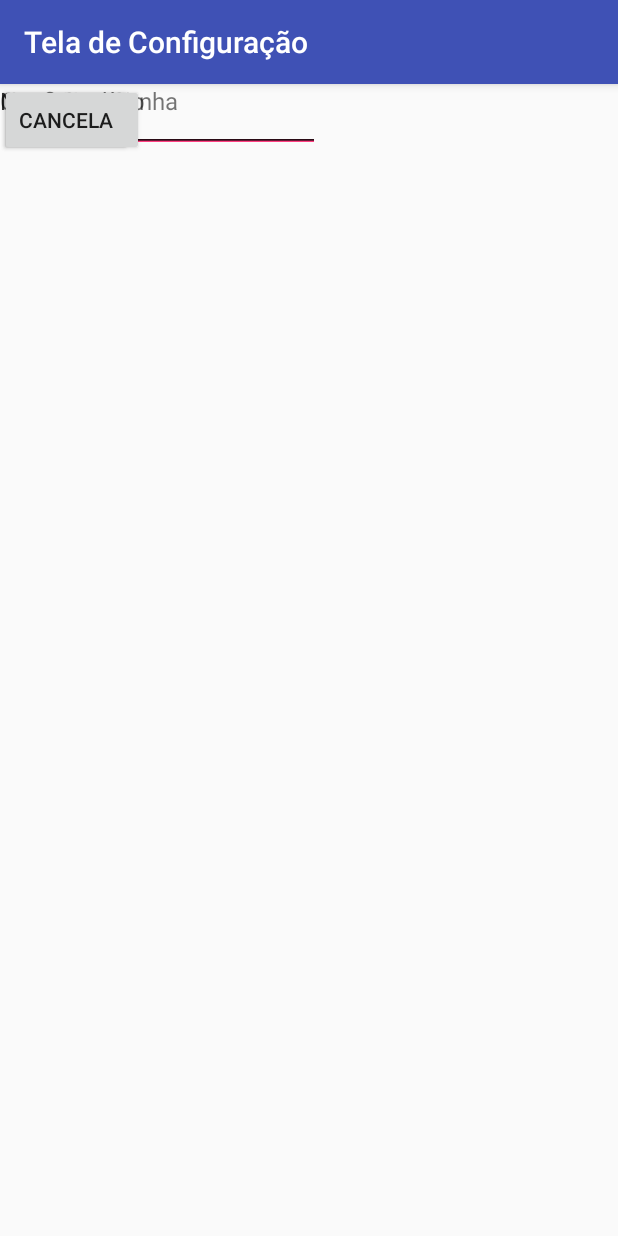
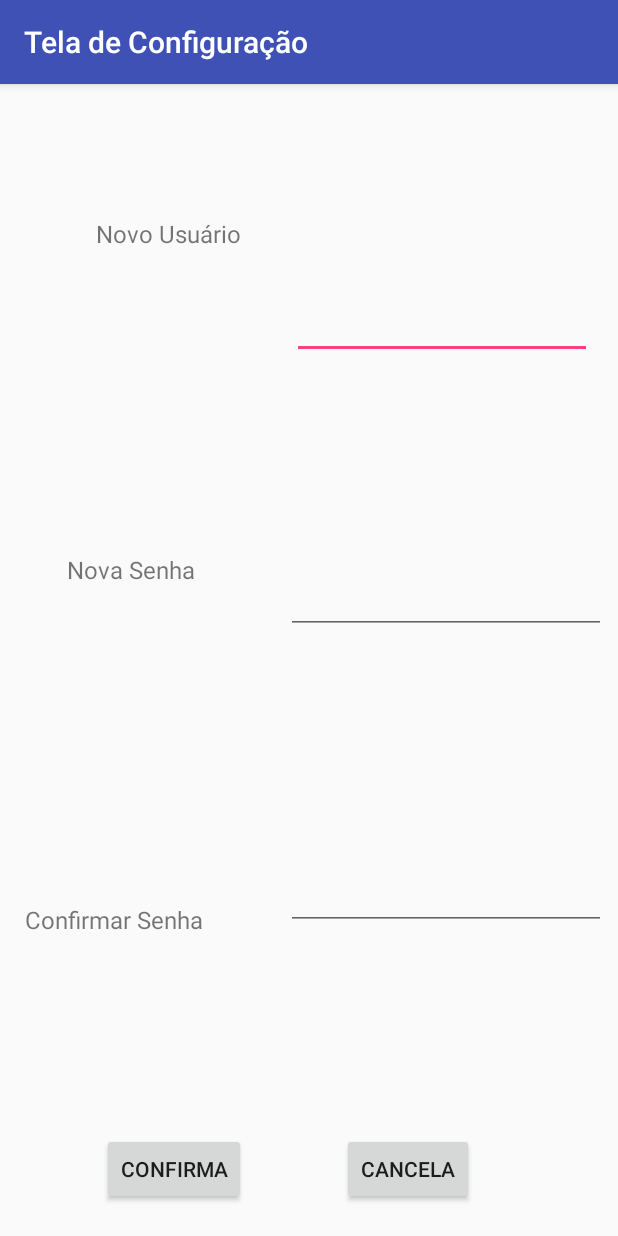
Before and after one commit to palomacorreia/TeladeLogin, an Android app: the TelaConfig screen opened directly, with no data from a screen before it, on a phone screen of 412 x 824 dp. Run offline under Robolectric (Android 15) with nearby library versions, the phone set to English and light mode, and no system bars.

```diff
--- a/app/src/main/res/layout/activity_main.xml
+++ b/app/src/main/res/layout/activity_main.xml
@@ -42,14 +42,14 @@
             />
 
         <Button
-            android:id="@+id/button"
+            android:id="@+id/entrar"
             android:layout_width="match_parent"
             android:layout_height="wrap_content"
             android:layout_gravity="center"
             android:text="@string/btLogin" />
 
         <Button
-            android:id="@+id/button2"
+            android:id="@+id/sair"
             android:layout_width="match_parent"
             android:layout_height="wrap_content"
             android:text="@string/btcancel" />
--- a/app/src/main/res/layout/activity_tela_config.xml
+++ b/app/src/main/res/layout/activity_tela_config.xml
@@ -6,74 +6,131 @@
     android:layout_height="match_parent"
     tools:context="com.example.paloma.teladelogin.TelaConfig">
 
+    <Button
+        android:id="@+id/button3"
+        android:layout_width="wrap_content"
+        android:layout_height="wrap_content"
+        android:layout_marginBottom="8dp"
+        android:layout_marginStart="68dp"
+        android:layout_marginTop="8dp"
+        android:text="Confirma"
+        app:layout_constraintBottom_toBottomOf="parent"
+        app:layout_constraintStart_toStartOf="parent"
+        app:layout_constraintTop_toTopOf="parent"
+        app:layout_constraintVertical_bias="0.982" />
+
+    <Button
+        android:id="@+id/button6"
+        android:layout_width="wrap_content"
+        android:layout_height="wrap_content"
+        android:layout_marginBottom="8dp"
+        android:layout_marginEnd="96dp"
+        android:layout_marginTop="8dp"
+        android:text="Cancela"
+        app:layout_constraintBottom_toBottomOf="parent"
+        app:layout_constraintEnd_toEndOf="parent"
+        app:layout_constraintTop_toTopOf="parent"
+        app:layout_constraintVertical_bias="0.982" />
+
+    <TextView
+        android:id="@+id/textView"
+        android:layout_width="wrap_content"
+        android:layout_height="31dp"
+        android:layout_marginBottom="8dp"
+        android:layout_marginEnd="8dp"
+        android:layout_marginStart="8dp"
+        android:layout_marginTop="8dp"
+        android:text="Novo Usuário"
+        android:textSize="16sp"
+        app:layout_constraintBottom_toBottomOf="parent"
+        app:layout_constraintEnd_toEndOf="parent"
+        app:layout_constraintHorizontal_bias="0.186"
+        app:layout_constraintStart_toStartOf="parent"
+        app:layout_constraintTop_toTopOf="parent"
+        app:layout_constraintVertical_bias="0.112" />
+
     <EditText
         android:id="@+id/editText"
-        android:layout_width="wrap_content"
-        android:layout_height="wrap_content"
+        android:layout_width="200dp"
+        android:layout_height="45dp"
+        android:layout_marginBottom="8dp"
+        android:layout_marginEnd="8dp"
+        android:layout_marginStart="8dp"
+        android:layout_marginTop="8dp"
         android:ems="10"
         android:inputType="textPersonName"
-        tools:layout_editor_absoluteX="132dp"
-        tools:layout_editor_absoluteY="16dp" />
+        app:layout_constraintBottom_toBottomOf="parent"
+        app:layout_constraintEnd_toEndOf="parent"
+        app:layout_constraintHorizontal_bias="0.952"
+        app:layout_constraintStart_toStartOf="parent"
+        app:layout_constraintTop_toTopOf="parent"
+        app:layout_constraintVertical_bias="0.184" />
 
     <EditText
         android:id="@+id/editText2"
         android:layout_width="wrap_content"
         android:layout_height="wrap_content"
+        android:layout_marginBottom="8dp"
+        android:layout_marginEnd="8dp"
+        android:layout_marginStart="8dp"
+        android:layout_marginTop="8dp"
         android:ems="10"
-        android:inputType="textPassword"
-        tools:layout_editor_absoluteX="132dp"
-        tools:layout_editor_absoluteY="90dp" />
-
-    <TextView
-        android:id="@+id/textView"
-        android:layout_width="wrap_content"
-        android:layout_height="wrap_content"
-        android:text="Novo Usuário"
-        android:textSize="16sp"
-        tools:layout_editor_absoluteX="31dp"
-        tools:layout_editor_absoluteY="34dp" />
+        android:inputType="textPersonName"
+        app:layout_constraintBottom_toBottomOf="parent"
+        app:layout_constraintEnd_toEndOf="parent"
+        app:layout_constraintHorizontal_bias="1.0"
+        app:layout_constraintStart_toStartOf="parent"
+        app:layout_constraintTop_toTopOf="parent"
+        app:layout_constraintVertical_bias="0.443" />
 
     <TextView
         android:id="@+id/textView4"
         android:layout_width="wrap_content"
-        android:layout_height="wrap_content"
+        android:layout_height="23dp"
+        android:layout_marginBottom="8dp"
+        android:layout_marginEnd="8dp"
+        android:layout_marginStart="8dp"
+        android:layout_marginTop="8dp"
         android:text="Nova Senha"
         android:textSize="16sp"
-
-        tools:layout_editor_absoluteX="31dp"
-        tools:layout_editor_absoluteY="117dp" />
+        app:layout_constraintBottom_toBottomOf="parent"
+        app:layout_constraintEnd_toEndOf="parent"
+        app:layout_constraintHorizontal_bias="0.119"
+        app:layout_constraintStart_toStartOf="parent"
+        app:layout_constraintTop_toTopOf="parent"
+        app:layout_constraintVertical_bias="0.418" />
 
     <EditText
         android:id="@+id/editText3"
         android:layout_width="wrap_content"
         android:layout_height="wrap_content"
+        android:layout_marginBottom="8dp"
+        android:layout_marginEnd="8dp"
+        android:layout_marginStart="8dp"
+        android:layout_marginTop="8dp"
         android:ems="10"
         android:inputType="textPersonName"
-        tools:layout_editor_absoluteX="153dp"
-        tools:layout_editor_absoluteY="368dp" />
+        app:layout_constraintBottom_toBottomOf="parent"
+        app:layout_constraintEnd_toEndOf="parent"
+        app:layout_constraintHorizontal_bias="1.0"
+        app:layout_constraintStart_toStartOf="parent"
+        app:layout_constraintTop_toTopOf="parent"
+        app:layout_constraintVertical_bias="0.723" />
 
     <TextView
         android:id="@+id/textView5"
         android:layout_width="wrap_content"
         android:layout_height="wrap_content"
+        android:layout_marginBottom="8dp"
+        android:layout_marginEnd="8dp"
+        android:layout_marginStart="8dp"
+        android:layout_marginTop="8dp"
         android:text="Confirmar Senha"
         android:textSize="16sp"
-        tools:layout_editor_absoluteX="31dp"
-        tools:layout_editor_absoluteY="368dp" />
-
-    <Button
-        android:id="@+id/button3"
-        android:layout_width="wrap_content"
-        android:layout_height="wrap_content"
-        android:text="Confirma"
-        tools:layout_editor_absoluteX="52dp"
-        tools:layout_editor_absoluteY="446dp" />
-
-    <Button
-        android:id="@+id/button6"
-        android:layout_width="wrap_content"
-        android:layout_height="wrap_content"
-        android:text="Cancela"
-        tools:layout_editor_absoluteX="230dp"
-        tools:layout_editor_absoluteY="446dp" />
+        app:layout_constraintBottom_toBottomOf="parent"
+        app:layout_constraintEnd_toEndOf="parent"
+        app:layout_constraintHorizontal_bias="0.031"
+        app:layout_constraintStart_toStartOf="parent"
+        app:layout_constraintTop_toTopOf="parent"
+        app:layout_constraintVertical_bias="0.737" />
 </android.support.constraint.ConstraintLayout>
```
Also changed, not shown: app/src/main/java/com/example/paloma/teladelogin/MainActivity.java (+88 -20 lines), app/src/main/java/com/example/paloma/teladelogin/TelaConfig.java (+3 -8 lines), app/src/main/java/com/example/paloma/teladelogin/TelaPrincipal.java (+27 -2 lines), app/src/main/res/layout/activity_tela_principal.xml (+7 -6 lines).
